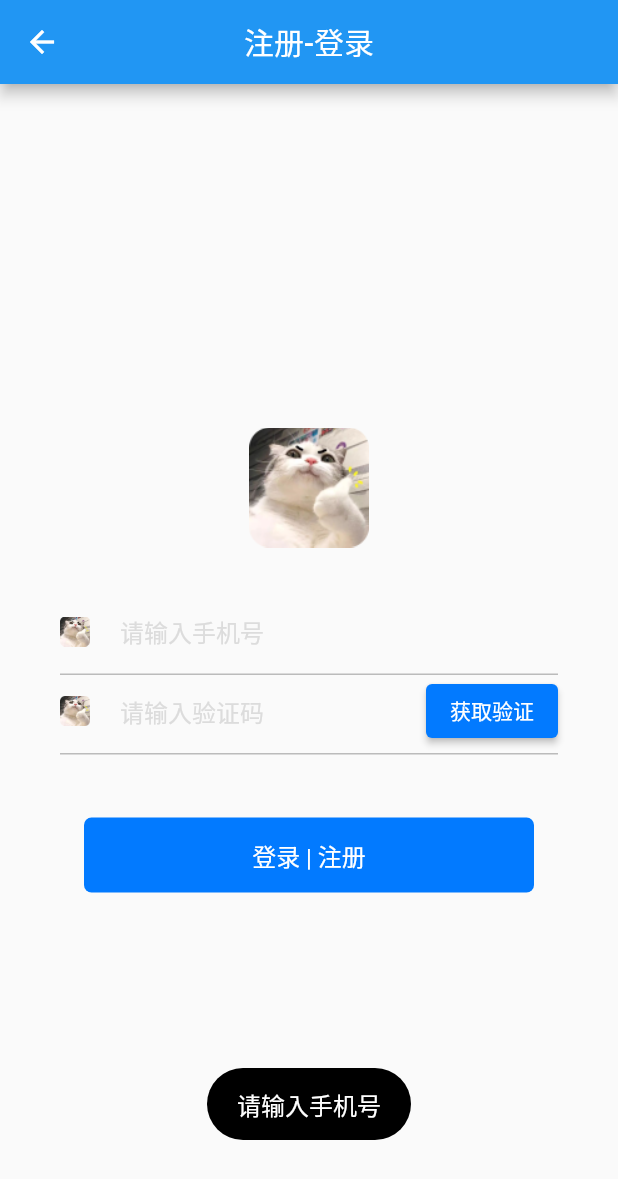
After one commit to laihaojie/jie_app_flutter, a Flutter app: the LoginPage screen opened by its route, after a tap on "获取验证", on a phone screen of 412 x 824 dp. The commit adds this screen. Shown: the top 1179 px of the screen. Run offline on Flutter 3.47's test engine with Material 2 defaults, Android fonts, the phone set to English and light mode, and no system bars; our stand-ins replace dio, fluttertoast, get, getwidget, shared_preferences; missing offline and left inert: flutter_svprogresshud, jie_preview_image; accounts and stored records are empty.

Commit message:
chore: update

```diff
--- a/lib/api/api.dart
+++ b/lib/api/api.dart
@@ -19,4 +19,10 @@ class Api {
   static Future updateTask(Map<String, dynamic> map) async {
     return post('/api/todoList/updateTask', data: map);
   }
+
+  static sendSms(Map<String, Object> map) {}
+
+  static login(Map<String, Object> map) {}
+
+  static getUserInfo() {}
 }
--- /dev/null
+++ b/lib/models/user_model.dart
@@ -0,0 +1,36 @@
+class UserModel {
+  UserModel({
+    required this.id,
+    required this.account,
+    required this.avatar,
+    required this.nickName,
+    required this.createTime,
+    required this.role,
+  });
+  late final String id;
+  late final String account;
+  late final String avatar;
+  late final String nickName;
+  late final String createTime;
+  late final int role;
+
+  UserModel.fromJson(Map<String, dynamic> json) {
+    id = json['id'];
+    account = json['account'];
+    avatar = json['avatar'];
+    nickName = json['nick_name'];
+    createTime = json['create_time'];
+    role = json['role'];
+  }
+
+  Map<String, dynamic> toJson() {
+    final data = <String, dynamic>{};
+    data['id'] = id;
+    data['account'] = account;
+    data['avatar'] = avatar;
+    data['nick_name'] = nickName;
+    data['create_time'] = createTime;
+    data['role'] = role;
+    return data;
+  }
+}
--- /dev/null
+++ b/lib/pages/login_page/login_controller.dart
@@ -0,0 +1,73 @@
+import 'dart:async';
+
+import 'package:get/get.dart';
+import 'package:jie_app_flutter/api/api.dart';
+import 'package:jie_app_flutter/models/user_model.dart';
+import 'package:jie_app_flutter/utils/sp_util.dart';
+import 'package:jie_app_flutter/utils/utils.dart';
+
+class LoginController extends GetxController {
+  var mobile = ''.obs;
+  var code = ''.obs;
+  Timer? countdownTimer;
+  var seconds = 60.obs;
+
+  Future sendSms() async {
+    if (mobile.value.isEmpty) {
+      return Utils.toast("请输入手机号");
+    }
+    if (!Utils.testMobile(mobile.value)) {
+      return Utils.toast("手机号格式不正确");
+    }
+
+    await Api.sendSms({
+      "mobile": mobile,
+      "type": "register",
+      "apiType": "app",
+    });
+
+    Utils.toast("发送成功");
+    if (countdownTimer != null) {
+      return;
+    }
+    countdownTimer = Timer.periodic(const Duration(seconds: 1), (timer) {
+      if (seconds > 0) {
+        seconds.value--;
+      } else {
+        countdownTimer?.cancel();
+        countdownTimer = null;
+      }
+    });
+  }
+
+  Future login() async {
+    if (mobile.value.isEmpty) {
+      return Utils.toast("请输入手机号");
+    }
+    if (!Utils.testMobile(mobile.value)) {
+      return Utils.toast("手机号格式不正确");
+    }
+    if (code.isEmpty) {
+      return Utils.toast("请输入验证码");
+    }
+    String token = await Api.login({
+      "mobile": mobile,
+      "code": code,
+      "apiType": "app",
+    });
+    SpUtil().localSet("token", token);
+
+    UserModel userInfo = await Api.getUserInfo();
+
+    SpUtil().localSet("user_info", userInfo);
+
+    Get.back();
+  }
+}
+
+class LoginBinding implements Bindings {
+  @override
+  void dependencies() {
+    Get.lazyPut<LoginController>(() => LoginController());
+  }
+}
--- /dev/null
+++ b/lib/pages/login_page/login_page.dart
@@ -0,0 +1,168 @@
+import 'package:flutter/material.dart';
+import 'package:get/get.dart';
+import 'package:jie_app_flutter/common/app_config.dart';
+import 'package:jie_app_flutter/pages/login_page/login_controller.dart';
+import 'package:jie_app_flutter/utils/gaps.dart';
+import 'package:jie_app_flutter/utils/utils.dart';
+
+class LoginPage extends GetView<LoginController> {
+  const LoginPage({super.key});
+
+  @override
+  Widget build(BuildContext context) {
+    return Scaffold(
+      appBar: AppBar(
+        title: const Text('注册-登录'),
+        centerTitle: true,
+      ),
+      body: Padding(
+        padding: const EdgeInsets.all(40),
+        child: Column(
+          mainAxisAlignment: MainAxisAlignment.center,
+          crossAxisAlignment: CrossAxisAlignment.center,
+          children: [
+            Image.asset(
+              'assets/images/logo.png',
+              width: 80,
+              height: 80,
+            ),
+            Gaps.vGap32,
+            Container(
+              padding: const EdgeInsets.only(bottom: 4),
+              decoration: BoxDecoration(
+                border: Border(
+                  bottom: BorderSide(
+                    color: Utils.color("#BBBBBB"),
+                    width: 1,
+                  ),
+                ),
+              ),
+              child: Row(
+                crossAxisAlignment: CrossAxisAlignment.center,
+                children: [
+                  Image.asset(
+                    'assets/images/logo.png',
+                    width: 20,
+                    height: 20,
+                  ),
+                  Gaps.hGap10,
+                  Expanded(
+                    child: TextField(
+                      onChanged: (value) {
+                        controller.mobile.value = value;
+                      },
+                      keyboardType: TextInputType.number,
+                      textAlignVertical: TextAlignVertical.center,
+                      decoration: InputDecoration(
+                        contentPadding: const EdgeInsets.only(
+                          top: 0,
+                          bottom: 0,
+                          left: 10,
+                        ),
+                        hintText: "请输入手机号",
+                        hintStyle: TextStyle(color: Utils.color("#DCDCDC")),
+                        border: const OutlineInputBorder(
+                          borderSide: BorderSide.none,
+                        ),
+                      ),
+                    ),
+                  ),
+                ],
+              ),
+            ),
+            Container(
+              padding: const EdgeInsets.only(bottom: 4),
+              decoration: BoxDecoration(
+                border: Border(
+                  bottom: BorderSide(
+                    color: Utils.color("#BBBBBB"),
+                    width: 1,
+                  ),
+                ),
+              ),
+              child: Row(
+                crossAxisAlignment: CrossAxisAlignment.center,
+                children: [
+                  Image.asset(
+                    'assets/images/logo.png',
+                    width: 20,
+                    height: 20,
+                  ),
+                  Gaps.hGap10,
+                  Expanded(
+                    child: TextField(
+                      onChanged: (value) {
+                        controller.code.value = value;
+                      },
+                      keyboardType: TextInputType.number,
+                      textAlignVertical: TextAlignVertical.center,
+                      decoration: InputDecoration(
+                        contentPadding: const EdgeInsets.only(
+                          top: 0,
+                          bottom: 0,
+                          left: 10,
+                        ),
+                        hintText: "请输入验证码",
+                        hintStyle: TextStyle(color: Utils.color("#DCDCDC")),
+                        border: const OutlineInputBorder(
+                          borderSide: BorderSide.none,
+                        ),
+                      ),
+                    ),
+                  ),
+                  ElevatedButton(
+                    onPressed: () {
+                      if (controller.countdownTimer != null) {
+                        return;
+                      }
+                      controller.sendSms();
+                    },
+                    style: ButtonStyle(
+                      backgroundColor: MaterialStateProperty.all(
+                        controller.countdownTimer != null
+                            ? Utils.color("#ccc")
+                            : AppConfig.mainColor,
+                      ),
+                      overlayColor: MaterialStateProperty.resolveWith((states) {
+                        return controller.countdownTimer != null
+                            ? Colors.transparent
+                            : Colors.white24;
+                      }),
+                    ),
+                    child: Text(controller.countdownTimer != null
+                        ? "${controller.seconds}s"
+                        : "获取验证"),
+                  ),
+                ],
+              ),
+            ),
+            Gaps.vGap10,
+            Gaps.vGap32,
+            Center(
+              child: InkWell(
+                onTap: () {
+                  controller.login();
+                },
+                child: Container(
+                  // 蓝色背景的按钮
+                  decoration: BoxDecoration(
+                    color: AppConfig.mainColor,
+                    borderRadius: BorderRadius.circular(5),
+                  ),
+                  width: 300,
+                  height: 50,
+                  child: const Center(
+                    child: Text(
+                      '登录 | 注册',
+                      style: TextStyle(color: Colors.white, fontSize: 16),
+                    ),
+                  ),
+                ),
+              ),
+            ),
+          ],
+        ),
+      ),
+    );
+  }
+}
--- a/lib/pages/me_page/me_page.dart
+++ b/lib/pages/me_page/me_page.dart
@@ -26,7 +26,7 @@ class MePage extends GetView<MeController> {
           ),
           ElevatedButton(
             onPressed: (() {
-              Get.toNamed(AppRouters.detail);
+              Get.toNamed(AppRouters.login);
             }),
             child: const Text('跳转到详情页'),
           ),
--- a/lib/routers/app_pages.dart
+++ b/lib/routers/app_pages.dart
@@ -3,6 +3,8 @@ import 'package:jie_app_flutter/pages/detail_page/detail_controller.dart';
 import 'package:jie_app_flutter/pages/detail_page/detail_page.dart';
 import 'package:jie_app_flutter/pages/detail_page/test1_page.dart';
 import 'package:jie_app_flutter/pages/detail_page/test2_page.dart';
+import 'package:jie_app_flutter/pages/login_page/login_controller.dart';
+import 'package:jie_app_flutter/pages/login_page/login_page.dart';
 import 'package:jie_app_flutter/pages/main_navigation_controller.dart';
 import 'package:jie_app_flutter/pages/main_navigation.dart';
 import 'package:get/get.dart';
@@ -35,6 +37,11 @@ class AppPages {
       ],
     ),
     GetPage(
+      name: AppRouters.login,
+      page: () => const LoginPage(),
+      binding: LoginBinding(),
+    ),
+    GetPage(
       name: AppRouters.detail,
       page: () => DetailPage(),
       binding: DetailBinding(),
--- a/lib/routers/app_routers.dart
+++ b/lib/routers/app_routers.dart
@@ -12,4 +12,6 @@ abstract class AppRouters {
   static const test1 = '/test1';
 
   static const test2 = '/test2';
+
+  static const login = '/login';
 }
```
Also changed, not shown: assets/images/logo.png (added), 1 other file.
